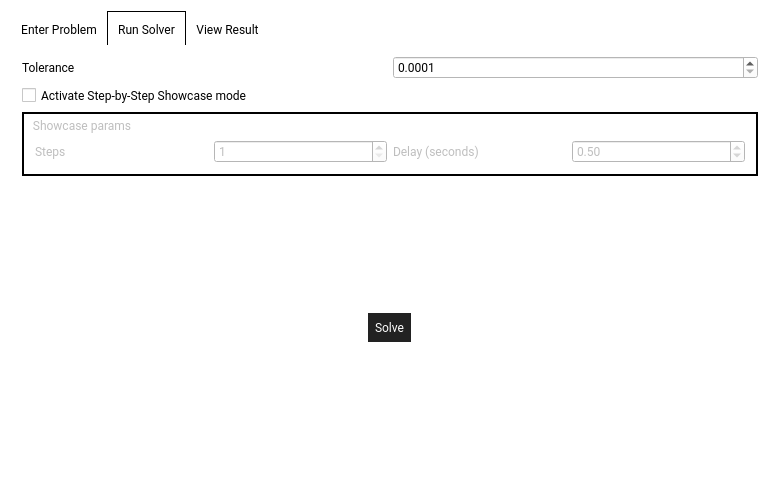
Above: Optiblech/mainwindow.ui from CSNWEB/gi-2015 before the change. Below: the same form after it.
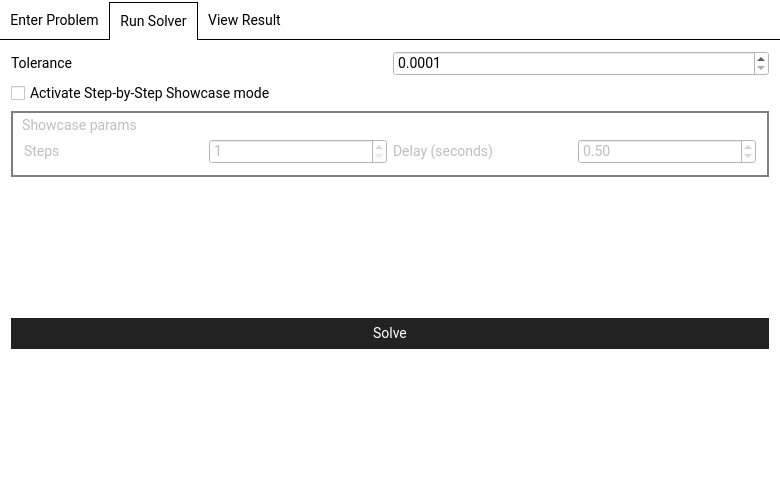
That is the form after the change. The open tabs and pages were chosen to show the change.

Commit message: further sytling

The edit to the form file:
```diff
--- a/Optiblech/mainwindow.ui
+++ b/Optiblech/mainwindow.ui
@@ -19,25 +19,38 @@
   <property name="styleSheet">
    <string notr="true">#centralWidget{
 	background:white;
+	padding:0px;
 }
 
 QTabBar::tab{
 	background:white;
 	padding:10px;
-	margin-bottom: -2px;
+
 }
 
+QLayout{
+	padding:0px;
+	margin:0px;
+}
+
+QTabWidget::pane{
+	border-top:1px solid black;
+	margin-top:-1px;
+}
 
 QTabBar::tab:selected{
 	border-top:1px solid black;
 	border-left:1px solid black;
 	border-right:1px solid black;
-
+}
+QTabBar::tab:!selected{
+	border-bottom:1px solid black;
 }
 
 QWidget{
 	font-family: Roboto;
 	background-color: white;
+	font-size:14px;
 }
 
 QTabWidget{
@@ -49,6 +62,10 @@
 	padding-top:15px;
 }
 
+QGroupBox:!enabled{
+	border:2px solid grey;
+}
+
 QGroupBox::title{
 	subcontrol-origin: padding;
 	margin-top:4px;
@@ -60,7 +77,17 @@
 	background-color:#222222;
 	border:none;
 	color:white;
-}</string>
+}
+
+QPushButton:hover{
+	background-color:#090909;
+}
+
+QPushButton:!enabled{
+	background-color:grey;
+}
+
+</string>
   </property>
   <property name="tabShape">
    <enum>QTabWidget::Rounded</enum>
@@ -70,6 +97,21 @@
     <string notr="true"/>
    </property>
    <layout class="QHBoxLayout" name="horizontalLayout">
+    <property name="spacing">
+     <number>-1</number>
+    </property>
+    <property name="leftMargin">
+     <number>0</number>
+    </property>
+    <property name="topMargin">
+     <number>2</number>
+    </property>
+    <property name="rightMargin">
+     <number>0</number>
+    </property>
+    <property name="bottomMargin">
+     <number>0</number>
+    </property>
     <item>
      <widget class="QTabWidget" name="tabWidget">
       <property name="enabled">
@@ -444,11 +486,17 @@
           </layout>
          </widget>
         </item>
-        <item alignment="Qt::AlignHCenter|Qt::AlignVCenter">
+        <item alignment="Qt::AlignVCenter">
          <widget class="QPushButton" name="solveButton">
+          <property name="sizePolicy">
+           <sizepolicy hsizetype="Preferred" vsizetype="Maximum">
+            <horstretch>0</horstretch>
+            <verstretch>0</verstretch>
+           </sizepolicy>
+          </property>
           <property name="maximumSize">
            <size>
-            <width>300</width>
+            <width>1000</width>
             <height>16777215</height>
            </size>
           </property>
```
The commit also changes 2 other files.
